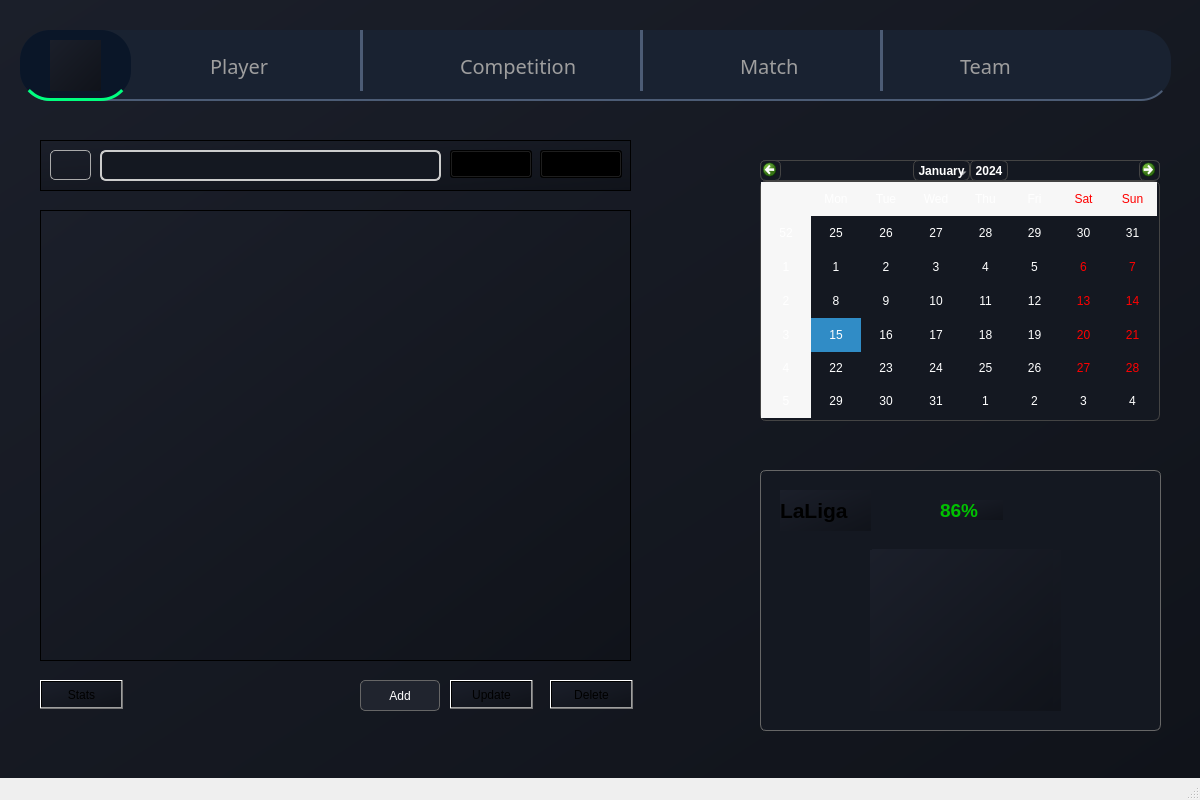
Above: mainwindow.ui from Azer-khadhraoui/ALDAWRY-FOOTBALL before the change. Below: the same form after it.
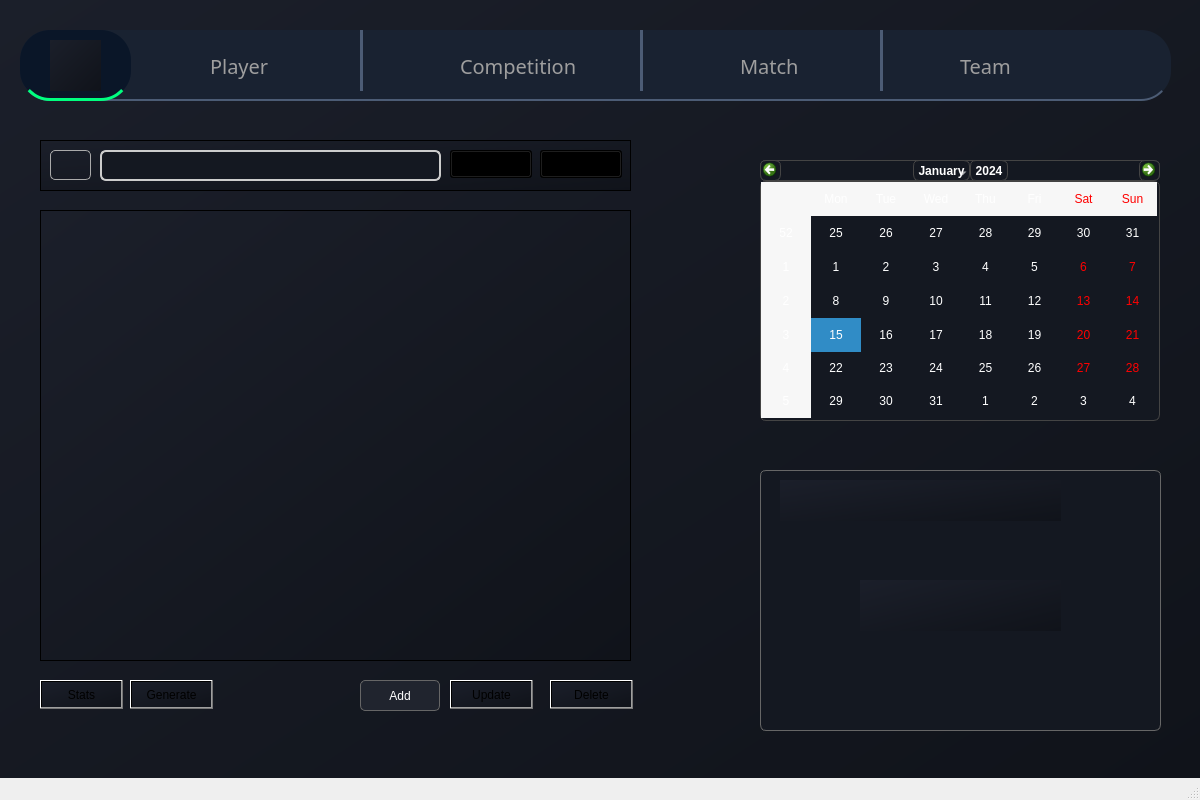
That is the form after the change. Icons and pictures are not drawn.

```diff
--- a/mainwindow.ui
+++ b/mainwindow.ui
@@ -348,82 +348,6 @@
 color: rgb(0, 216, 0);</string>
     </property>
    </widget>
-   <widget class="QLabel" name="label_6">
-    <property name="geometry">
-     <rect>
-      <x>870</x>
-      <y>550</y>
-      <width>191</width>
-      <height>161</height>
-     </rect>
-    </property>
-    <property name="pixmap">
-     <pixmap>:/images/Downloads/BAR.png</pixmap>
-    </property>
-    <property name="scaledContents">
-     <bool>true</bool>
-    </property>
-   </widget>
-   <widget class="QLabel" name="label_7">
-    <property name="geometry">
-     <rect>
-      <x>940</x>
-      <y>500</y>
-      <width>63</width>
-      <height>20</height>
-     </rect>
-    </property>
-    <property name="font">
-     <font>
-      <pointsize>14</pointsize>
-      <bold>true</bold>
-     </font>
-    </property>
-    <property name="styleSheet">
-     <string notr="true">color: rgb(0, 193, 0);</string>
-    </property>
-    <property name="text">
-     <string>86%</string>
-    </property>
-   </widget>
-   <widget class="QLabel" name="label_8">
-    <property name="geometry">
-     <rect>
-      <x>780</x>
-      <y>490</y>
-      <width>91</width>
-      <height>41</height>
-     </rect>
-    </property>
-    <property name="font">
-     <font>
-      <pointsize>16</pointsize>
-      <bold>true</bold>
-     </font>
-    </property>
-    <property name="text">
-     <string>LaLiga</string>
-    </property>
-   </widget>
-   <widget class="QLabel" name="label_3">
-    <property name="geometry">
-     <rect>
-      <x>872</x>
-      <y>549</y>
-      <width>181</width>
-      <height>161</height>
-     </rect>
-    </property>
-    <property name="text">
-     <string/>
-    </property>
-    <property name="pixmap">
-     <pixmap resource="resources.qrc">:/images/BAR.png</pixmap>
-    </property>
-    <property name="scaledContents">
-     <bool>true</bool>
-    </property>
-   </widget>
    <widget class="QLabel" name="label_5">
     <property name="geometry">
      <rect>
@@ -515,6 +439,60 @@
      <string>Stats</string>
     </property>
    </widget>
+   <widget class="QLabel" name="comp_name">
+    <property name="geometry">
+     <rect>
+      <x>780</x>
+      <y>480</y>
+      <width>281</width>
+      <height>41</height>
+     </rect>
+    </property>
+    <property name="font">
+     <font>
+      <pointsize>12</pointsize>
+      <bold>true</bold>
+     </font>
+    </property>
+    <property name="text">
+     <string/>
+    </property>
+   </widget>
+   <widget class="QLabel" name="team_name">
+    <property name="geometry">
+     <rect>
+      <x>860</x>
+      <y>580</y>
+      <width>201</width>
+      <height>51</height>
+     </rect>
+    </property>
+    <property name="font">
+     <font>
+      <pointsize>25</pointsize>
+      <bold>true</bold>
+     </font>
+    </property>
+    <property name="styleSheet">
+     <string notr="true">color :rgb(0, 170, 0)</string>
+    </property>
+    <property name="text">
+     <string/>
+    </property>
+   </widget>
+   <widget class="QPushButton" name="pushButton_5">
+    <property name="geometry">
+     <rect>
+      <x>130</x>
+      <y>680</y>
+      <width>83</width>
+      <height>29</height>
+     </rect>
+    </property>
+    <property name="text">
+     <string>Generate</string>
+    </property>
+   </widget>
   </widget>
   <widget class="QMenuBar" name="menubar">
    <property name="geometry">
```
